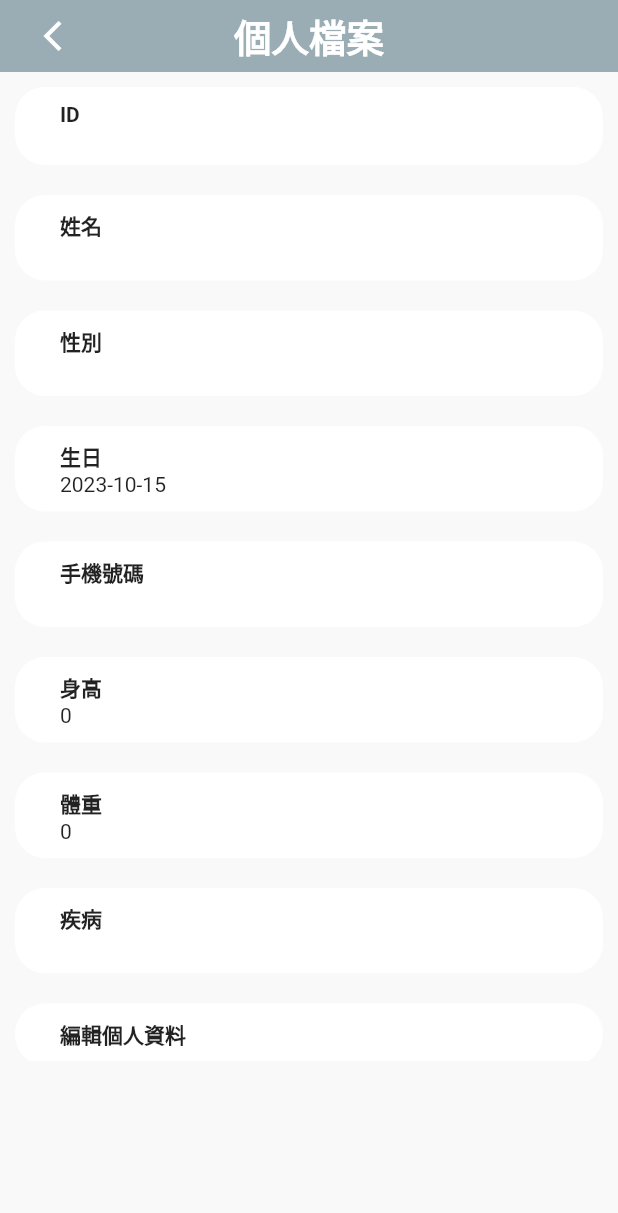
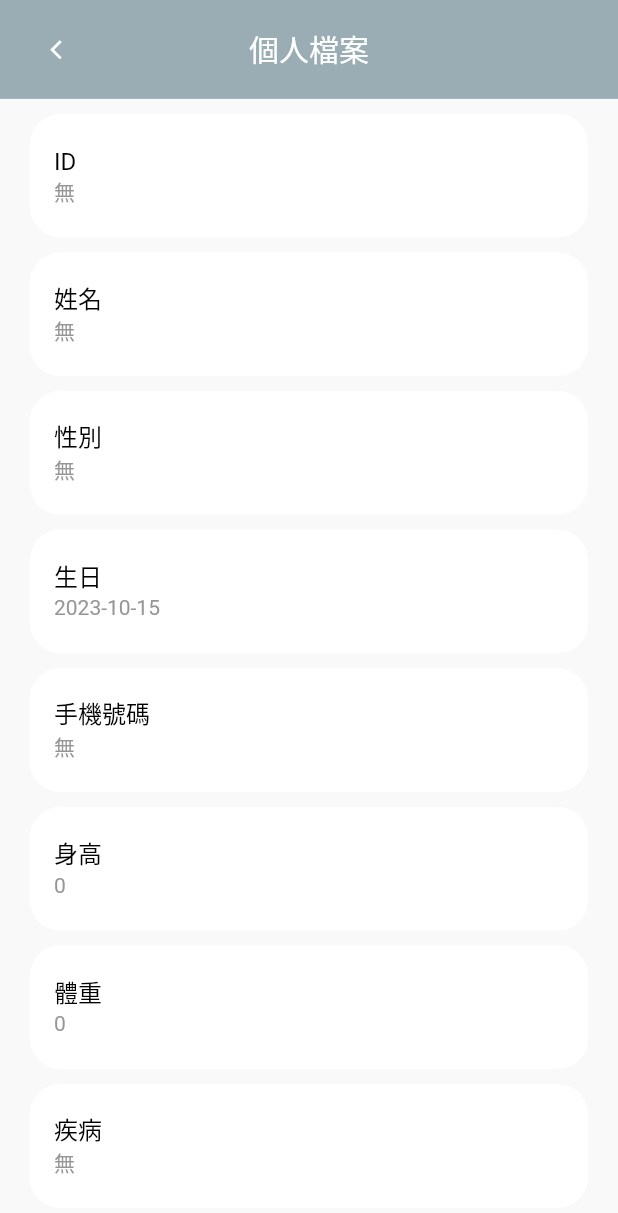
Before and after one commit to numbone112/Cubed-M-App, a Flutter app: the Home screen opened by its route, item 4 of the bottom bar chosen, after a tap on "個人檔案", on a phone screen of 412 x 824 dp. Shown: the top 1213 px of the screen. Run offline on Flutter 3.47's test engine with Material 2 defaults, Android fonts, the phone set to English and light mode, and no system bars; our stand-ins replace fl_chart, flutter_blue_plus, flutter_easyloading, flutter_spinkit, fluttertoast, logger and 2 more; missing offline and left inert: age_calculator, ele_progress, flutter_ringtone_player, linked_scroll_controller; accounts and stored records are empty; network calls fail; Roboto replaces fonts that are missing (taipei); statements that could not run were skipped.

Commit message:
修改 - 字體調整、畫面微調

```diff
--- a/lib/module/box_ui.dart
+++ b/lib/module/box_ui.dart
@@ -519,7 +519,7 @@ class Box {
       result.add(Expanded(
         flex: 1,
         child: Box.boxHasRadius(
-            height: 25,
+            height: 30,
             child: Container(
               alignment: Alignment.center,
               child: Text(
--- a/lib/module/page.dart
+++ b/lib/module/page.dart
@@ -8,6 +8,8 @@ class CustomPage extends StatefulWidget {
       required this.body,
       this.buildContext,
       this.title,
+      this.headHeight,
+      this.headTexttype,
       this.floatButton,
       this.change,
       this.rightButton,
@@ -20,6 +22,8 @@ class CustomPage extends StatefulWidget {
   final Widget body;
   final BuildContext? buildContext;
   final String? title;
+  final double? headHeight;
+  final int? headTexttype;
   final Widget? floatButton;
   final Function? change;
   final GestureDetector? rightButton;
@@ -42,7 +46,9 @@ class CustomPageState extends State<CustomPage> {
       resizeToAvoidBottomInset: true,
       floatingActionButton: widget.floatButton,
       floatingActionButtonLocation: FloatingActionButtonLocation.centerFloat,
-      body: SafeArea(
+      body: Container(
+        color: widget.headColor??MyTheme.backgroudColor,
+        child: SafeArea(
             bottom: false,
             child: ScrollConfiguration(
               behavior: CusBehavior(),
@@ -66,6 +72,7 @@ class CustomPageState extends State<CustomPage> {
                                               ? IconButton(
                                                   icon: Icon(
                                                     Icons.arrow_back_ios,
+                                                    size: 15,
                                                     color: widget.prevColor,
                                                   ),
                                                   onPressed: () {
@@ -84,16 +91,21 @@ class CustomPageState extends State<CustomPage> {
                                         ),
                                         Expanded(
                                           flex: 3,
+                                          child: Container(
+                                              alignment: Alignment.center,
+                                              height: widget.headHeight ??
+                                                  MediaQuery.of(context)
+                                                          .size
+                                                          .height *
+                                                      0.08,
                                               child: widget.titWidget ??
-                                          Text(
-                                            widget.title ?? "",
-                                            style: TextStyle(
-                                                fontSize: 25,
+                                                  MyText(
+                                                      text: widget.title ?? "",
+                                                      type: widget.headTexttype ??
+                                                          TextType.fun,
                                                       color: widget.headTextColor,
-                                                fontWeight: FontWeight.bold),
-                                            maxLines: 1,
-                                            textAlign: TextAlign.center,
-                                          ),
+                                                      textAlign:
+                                                          TextAlign.center)),
                                         ),
                                         Expanded(
                                           flex: 1,
@@ -109,15 +121,17 @@ class CustomPageState extends State<CustomPage> {
                             ),
                           )
                         : Container(),
-                SizedBox(
+                    Expanded(
+                      child: SizedBox(
                         width: widget.width ?? MediaQuery.of(context).size.width,
                         height: MediaQuery.of(context).size.height * 0.8,
                         child: widget.body,
+                      ),
                     )
                   ],
                 ),
               ),
-        ),
+            )),
       ),
     ));
   }
--- a/lib/my_data.dart
+++ b/lib/my_data.dart
@@ -30,30 +30,41 @@ class TextType {
   static const int hint = 5;
 }
 
-Widget MyText({String text = "", int? type, Color? color = Colors.black}) {
+Widget MyText(
+    {String text = "",
+    int? type,
+    Color? color = Colors.black,
+    TextAlign? textAlign = TextAlign.left}) {
   switch (type) {
     //1:page大標 2:功能文字 3:小標 4:內文 5:提示文字
     case TextType.page:
       return Text(text,
           style: TextStyle(
-              fontSize: 22, fontWeight: FontWeight.bold, color: color));
+            fontSize: 22,
+            fontWeight: FontWeight.bold,
+            color: color,
+          ),
+          textAlign: textAlign);
     case TextType.fun:
-      return Text(text, style: TextStyle(fontSize: 18, color: color));
+      return Text(text,
+          style: TextStyle(fontSize: 20, color: color), textAlign: textAlign);
     case TextType.sub:
-      return Text(
-        text,
-        style: TextStyle(
-          fontSize: 16,
-          color: color,
-        ),
-      );
+      return Text(text,
+          style: TextStyle(
+            fontSize: 16,
+            color: color,
+          ),
+          textAlign: textAlign);
     case TextType.content:
-      return Text(text, style: TextStyle(fontSize: 14, color: color));
+      return Text(text,
+          style: TextStyle(fontSize: 14, color: color), textAlign: textAlign);
 
     case TextType.hint:
-      return Text(text, style: TextStyle(fontSize: 12, color: color));
+      return Text(text,
+          style: TextStyle(fontSize: 12, color: color), textAlign: textAlign);
     default:
-      return Text(text, style: TextStyle(fontSize: 12, color: color));
+      return Text(text,
+          style: TextStyle(fontSize: 12, color: color), textAlign: textAlign);
   }
 }
 
--- a/lib/pages/home/home_page.dart
+++ b/lib/pages/home/home_page.dart
@@ -90,15 +90,12 @@ class HomePageState extends State<HomePage> {
   Widget build(BuildContext context) {
     return CustomPage(
       title: "Cubed M",
-      // titWidget: Container(
-      //   alignment: Alignment.center,
-
-      //   child: MyText(text: "Cubed M", type: TextType.page),
-      // ),
+      headTexttype: TextType.page,
+      headHeight: MediaQuery.of(context).size.height * 0.12,
       body: Padding(
-        padding: const EdgeInsets.only(left: 20, right: 20,top: 20),
+        padding: const EdgeInsets.only(left: 20, right: 20, bottom: 30, top: 0),
         child: Column(
-          mainAxisAlignment: MainAxisAlignment.spaceAround,
+          mainAxisAlignment: MainAxisAlignment.spaceBetween,
           children: [
             Row(
               mainAxisAlignment: MainAxisAlignment.spaceBetween,
@@ -138,7 +135,7 @@ class HomePageState extends State<HomePage> {
                                   child: Padding(
                                     padding: const EdgeInsets.all(10),
                                     child: MyText(
-                                        text: "今天 ${index*2+15}:00",
+                                        text: "今天 ${index * 2 + 15}:00",
                                         type: TextType.content),
                                   ),
                                 );
@@ -220,8 +217,7 @@ class HomePageState extends State<HomePage> {
               ],
             ),
             Box.boxHasRadius(
-              height: MediaQuery.of(context).size.height * 0.2,
-
+              height: MediaQuery.of(context).size.height * 0.22,
               padding: const EdgeInsets.fromLTRB(20, 10, 20, 20),
               child: Column(
                 mainAxisAlignment: MainAxisAlignment.spaceBetween,
@@ -265,18 +261,18 @@ class HomePageState extends State<HomePage> {
               children: [
                 GestureDetector(
                   child: Box.boxHasRadius(
-                    boxShadow:Box.getshadow(MyTheme.color),
+                    boxShadow: Box.getshadow(MyTheme.color),
                     width: MediaQuery.of(context).size.width * 0.43,
-                    height: MediaQuery.of(context).size.height * 0.1,
+                    height: MediaQuery.of(context).size.height * 0.13,
                     child:
                         Center(child: MyText(text: "肌力測試", type: TextType.sub)),
                   ),
                 ),
                 GestureDetector(
                   child: Box.boxHasRadius(
-                    boxShadow:Box.getshadow(MyTheme.color),
+                    boxShadow: Box.getshadow(MyTheme.color),
                     width: MediaQuery.of(context).size.width * 0.43,
-                    height: MediaQuery.of(context).size.height * 0.1,
+                    height: MediaQuery.of(context).size.height * 0.13,
                     child:
                         Center(child: MyText(text: "邀約運動", type: TextType.sub)),
                   ),
--- a/lib/pages/mo/mo_list.dart
+++ b/lib/pages/mo/mo_list.dart
@@ -112,7 +112,9 @@ class _MoListPageState extends State<MoList> {
       getMoList();
     }
 
-    return Column(
+    return Padding(
+      padding: const EdgeInsets.fromLTRB(20, 10, 20, 0),
+      child: Column(
         children: [
           GestureDetector(
             child: Row(
@@ -181,6 +183,7 @@ class _MoListPageState extends State<MoList> {
             ),
           ),
         ],
+      ),
     );
   }
 }
--- a/lib/pages/profile/profile.dart
+++ b/lib/pages/profile/profile.dart
@@ -99,15 +99,15 @@ class ProfileCreateState extends State<ProfileInfo> {
               ),
           widget: Icon(Icons.accessibility_new_rounded)),
       SubMenu(
-          title: "管理計畫",
+          title: "管理運動計畫",
           img: "assets/images/target.png",
           function: () => Navigator.pushNamed(context, PlanPage.routeName,
               arguments: profile)),
-      SubMenu(
-        title: "設定",
-        img: "assets/images/setting.png",
-        function: () => setTarget(),
-      ),
+      // SubMenu(
+      //   title: "設定",
+      //   img: "assets/images/setting.png",
+      //   function: () => setTarget(),
+      // ),
       SubMenu(
         title: "登出",
         img: "assets/images/logout.png",
@@ -191,9 +191,12 @@ class ProfileCreateState extends State<ProfileInfo> {
   @override
   Widget build(BuildContext context) {
     return CustomPage(
-      title: "個人資訊",
+      title: "其他",
       body: Padding(
-        padding: const EdgeInsets.all(20),
+        padding: const EdgeInsets.fromLTRB(20, 0, 20, 20),
+        child: ScrollConfiguration(
+          behavior: CusBehavior(),
+          child: SingleChildScrollView(
             child: (Column(
               mainAxisAlignment: MainAxisAlignment.start,
               children: <Widget>[
@@ -221,14 +224,17 @@ class ProfileCreateState extends State<ProfileInfo> {
                                     ),
                                     color: MyTheme.color,
                                   ),
-                              height: MediaQuery.of(context).size.height * 0.33,
+                                  height:
+                                      MediaQuery.of(context).size.height * 0.33,
                                   child: Container(
-                                padding:
-                                    const EdgeInsets.fromLTRB(20, 40, 20, 20),
+                                    padding: const EdgeInsets.fromLTRB(
+                                        20, 40, 20, 20),
                                     alignment: Alignment.center,
                                     child: Column(
-                                  crossAxisAlignment: CrossAxisAlignment.start,
-                                  mainAxisAlignment: MainAxisAlignment.center,
+                                      crossAxisAlignment:
+                                          CrossAxisAlignment.start,
+                                      mainAxisAlignment:
+                                          MainAxisAlignment.center,
                                       children: [
                                         Padding(
                                           padding: const EdgeInsets.fromLTRB(
@@ -257,8 +263,10 @@ class ProfileCreateState extends State<ProfileInfo> {
                                 ),
                                 Expanded(
                                   child: Container(
+                                    padding: const EdgeInsets.only(top: 10),
                                     width: 150,
-                                height: 150,
+                                    height: MediaQuery.of(context).size.height *
+                                        0.2,
                                     child: RadarChart(
                                       RadarChartData(
                                           getTitle: (index, angle) {
@@ -276,7 +284,8 @@ class ProfileCreateState extends State<ProfileInfo> {
                                                 );
                                               case 1:
                                                 return RadarChartTitle(
-                                                text: '下肢', angle: usedAngle);
+                                                    text: '下肢',
+                                                    angle: usedAngle);
                                               default:
                                                 return const RadarChartTitle(
                                                     text: '');
@@ -298,20 +307,23 @@ class ProfileCreateState extends State<ProfileInfo> {
                                                   : rawDataSet.color
                                                       .withOpacity(0.05),
                                               borderColor: isSelected
-                                              ? Colors.white.withOpacity(0.8)
+                                                  ? Colors.white
+                                                      .withOpacity(0.8)
                                                   // rawDataSet.color
                                                   : rawDataSet.color
                                                       .withOpacity(0.25),
                                               entryRadius: isSelected ? 3 : 2,
                                               dataEntries: rawDataSet.values
-                                              .map((e) => RadarEntry(value: e))
+                                                  .map((e) =>
+                                                      RadarEntry(value: e))
                                                   .toList(),
                                               borderWidth: isSelected ? 2.3 : 2,
                                             );
                                           }).toList()),
                                       swapAnimationDuration: const Duration(
                                           milliseconds: 150), // Optional
-                                  swapAnimationCurve: Curves.linear, // Optional
+                                      swapAnimationCurve:
+                                          Curves.linear, // Optional
                                     ),
                                   ),
                                 ),
@@ -322,22 +334,8 @@ class ProfileCreateState extends State<ProfileInfo> {
                   intos(),
             )),
           ),
+        ),
+      ),
     );
-
-    // Column(children: [
-    //   Container(
-    //     alignment: Alignment.center,
-    //     height: MediaQuery.of(context).size.height * 0.1,
-    //     child: MyText(text: "個人資訊", type: 2),
-    //   ),
-    //   Expanded(
-    //     child: ScrollConfiguration(
-    //       behavior: CusBehavior(),
-    //       child: SingleChildScrollView(
-    //         child:
-    //       ),
-    //     ),
-    //   )
-    // ]);
   }
 }
--- a/lib/pages/profile/profile_edit.dart
+++ b/lib/pages/profile/profile_edit.dart
@@ -16,29 +16,52 @@ class Profile extends StatefulWidget {
 }
 
 class ProfilePageState extends State<Profile> {
+  Widget profileItem({String? title, String? subtitle, Function()? onTap}) {
+    return Container(
+      margin: const EdgeInsets.only(top: 10),
+      height: subtitle == null
+          ? MediaQuery.of(context).size.height * 0.07
+          : MediaQuery.of(context).size.height * 0.1,
+      alignment: Alignment.center,
+      decoration: BoxDecoration(
+          color: Colors.white, borderRadius: BorderRadius.circular(20)),
+      child: ListTile(
+        title: MyText(text: title ?? '', type: TextType.sub),
+        subtitle: MyText(
+            text: subtitle == '' ? '無' : subtitle ?? '',
+            type: TextType.content,
+            color: MyTheme.hintColor),
+        dense: true,
+        onTap: onTap,
+      ),
+    );
+  }
+
   @override
   Widget build(BuildContext context) {
     final args = ModalRoute.of(context)!.settings.arguments as GetUser;
 
     return CustomPage(
-      body: ListView(children: [
-        Box.twoinfo("ID", args.id),
-        Box.twoinfo("姓名", args.name),
-        Box.twoinfo("性別", args.sex),
-        Box.twoinfo("生日", args.birthday.toIso8601String().substring(0, 10)),
-        Box.twoinfo("手機號碼", args.phone),
-        Box.twoinfo("身高", args.height.toString()),
-        Box.twoinfo("體重", args.height.toString()),
-        Box.twoinfo("疾病", args.disease.join(" , ")),
-        Box.twoinfo("", "", widget: [
-          GestureDetector(
-            child: const Text("編輯個人資料",
-                style: TextStyle(fontWeight: FontWeight.bold)),
+      body: Padding(
+        padding: const EdgeInsets.fromLTRB(20, 0, 20, 10),
+        child: ListView(children: [
+          profileItem(title: 'ID', subtitle: args.id),
+          profileItem(title: '姓名', subtitle: args.name),
+          profileItem(title: '性別', subtitle: args.sex),
+          profileItem(
+              title: '生日',
+              subtitle: args.birthday.toIso8601String().substring(0, 10)),
+          profileItem(title: '手機號碼', subtitle: args.phone),
+          profileItem(title: '身高', subtitle: args.height.toString()),
+          profileItem(title: '體重', subtitle: args.height.toString()),
+          profileItem(title: '疾病', subtitle: args.disease.join(" , ")),
+          profileItem(
+            title: '編輯個人檔案',
             onTap: () => Navigator.pushNamed(context, ProfileUpdate.routeName,
                 arguments: args),
-          )
+          ),
         ]),
-      ]),
+      ),
       title: "個人檔案",
       headColor: MyTheme.lightColor,
       prevColor: Colors.white,
```
Also changed, not shown: lib/pages/exercise/exercise.dart (+63 -34 lines), lib/pages/mo/mo.dart (+18 -22 lines), lib/pages/mo/mo_rank.dart (+14 -11 lines), lib/pages/plan/plan.dart (+5 -5 lines), lib/pages/profile/analysis.dart (+5 -5 lines). Lines whose indentation alone changed are shown as unchanged.
